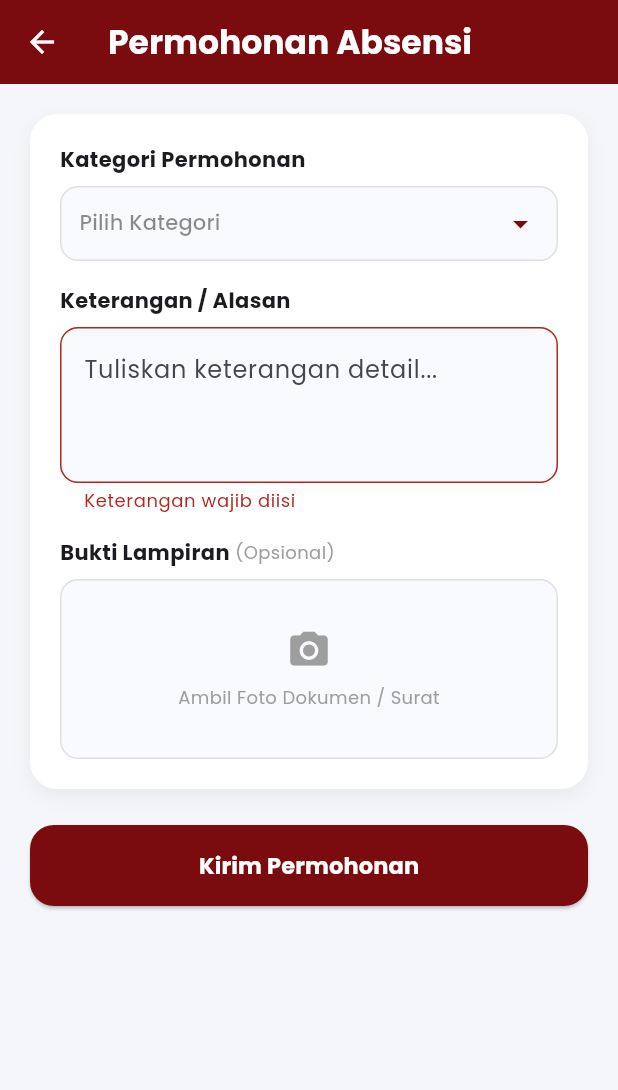
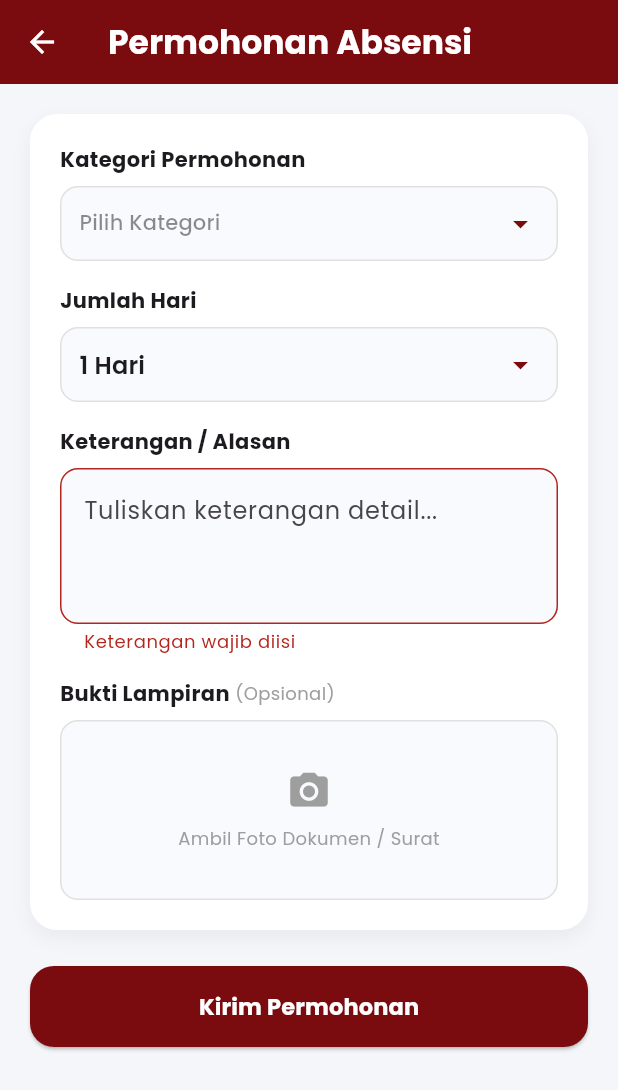
Before and after one commit to bondanchuk/absenkpukepri, a Flutter app: the PengajuanPage screen opened directly with empty values, after a tap on "Kirim Permohonan", on a phone screen of 412 x 824 dp. Shown: the top 1090 px of the screen. Run offline on Flutter 3.47's test engine with Material 3 defaults, Android fonts, the phone set to English and light mode, and no system bars; our stand-ins replace cloud_firestore, firebase_auth, firebase_core, flutter_image_compress, geolocator, google_fonts and 2 more; accounts and stored records are empty.

Commit message:
Update Pengajuan Ijin

```diff
--- a/lib/home_page.dart
+++ b/lib/home_page.dart
@@ -411,7 +411,7 @@ class _HomePageState extends State<HomePage> {
                             crossAxisAlignment: CrossAxisAlignment.start,
                             children: [
                               const Text(
-                                "Status Hari Ini",
+                                "Kehadiran Hari ini",
                                 style: TextStyle(
                                   fontSize: 16,
                                   fontWeight: FontWeight.bold,
--- a/lib/pengajuan_page.dart
+++ b/lib/pengajuan_page.dart
@@ -22,6 +22,14 @@ class _PengajuanPageState extends State<PengajuanPage> {
 
   String? _selectedType;
   final TextEditingController _reasonController = TextEditingController();
+
+  // ✅ Menggunakan variabel integer untuk dropdown jumlah hari (Default 1 Hari)
+  int _selectedDays = 1;
+  final List<int> _daysList = List.generate(
+    30,
+    (index) => index + 1,
+  ); // Pilihan 1-30 hari
+
   File? _attachmentPreview;
 
   final List<String> _kategori = ["Izin", "Sakit", "Perjalanan Dinas"];
@@ -64,13 +72,8 @@ class _PengajuanPageState extends State<PengajuanPage> {
     setState(() => _loading = true);
 
     try {
-      final now = DateTime.now();
-      final docId = "${widget.nip}_${DateFormat("yyyyMMdd").format(now)}";
-      final docRef = FirebaseFirestore.instance
-          .collection("attendance")
-          .doc(docId);
-
-      // (Blok validasi pengecekan absen masuk sebelumnya sudah dihapus dari sini)
+      // ✅ Menggunakan nilai dari dropdown langsung
+      int totalDays = _selectedDays;
 
       String? attachmentUrl;
       if (_attachmentPreview != null) {
@@ -82,31 +85,62 @@ class _PengajuanPageState extends State<PengajuanPage> {
         }
       }
 
-      // Simpan ke Firestore dan HAPUS data absen masuk/pulang jika ada
-      await docRef.set({
+      // Menggunakan WriteBatch untuk menyimpan data dalam beberapa hari sekaligus
+      WriteBatch batch = FirebaseFirestore.instance.batch();
+      final now = DateTime.now();
+
+      // Looping sebanyak jumlah hari yang diajukan
+      for (int i = 0; i < totalDays; i++) {
+        final targetDate = now.add(
+          Duration(days: i),
+        ); // Tambahkan hari (0 = hari ini, 1 = besok, dst)
+        final docId =
+            "${widget.nip}_${DateFormat("yyyyMMdd").format(targetDate)}";
+        final docRef = FirebaseFirestore.instance
+            .collection("attendance")
+            .doc(docId);
+
+        // Tambahkan perintah set ke dalam batch
+        batch.set(docRef, {
           "nip": widget.nip,
-        "date": DateFormat("yyyy-MM-dd").format(now),
+          "date": DateFormat("yyyy-MM-dd").format(targetDate),
           "status": _selectedType,
           "reason": _reasonController.text.trim(),
           "attachmentUrl": attachmentUrl,
           "createdAt": FieldValue.serverTimestamp(),
 
-        // Menghapus field absensi reguler secara paksa
+          // Menghapus field absensi reguler secara paksa (jika ada data yang telanjur masuk)
           "checkInTime": FieldValue.delete(),
           "checkInLoc": FieldValue.delete(),
+          "checkInLat": FieldValue.delete(),
+          "checkInLng": FieldValue.delete(),
+          "distanceIn": FieldValue.delete(),
           "checkInImageUrl": FieldValue.delete(),
+          "checkInSelfieUrl": FieldValue.delete(),
+
           "checkOutTime": FieldValue.delete(),
           "checkOutLoc": FieldValue.delete(),
+          "checkOutLat": FieldValue.delete(),
+          "checkOutLng": FieldValue.delete(),
+          "distanceOut": FieldValue.delete(),
           "checkOutImageUrl": FieldValue.delete(),
+          "checkOutSelfieUrl": FieldValue.delete(),
+
+          "workMode": FieldValue.delete(),
+          "shift": FieldValue.delete(),
           "performanceReport": FieldValue.delete(),
           "reportSubmitted": FieldValue.delete(),
         }, SetOptions(merge: true));
+      }
+
+      // Eksekusi (Commit) seluruh perulangan hari ke Firestore sekaligus
+      await batch.commit();
 
       if (!mounted) return;
       ScaffoldMessenger.of(context).showSnackBar(
         SnackBar(
           content: Text(
-            "✅ Permohonan $_selectedType berhasil dikirim! Absensi hari ini telah disesuaikan.",
+            "✅ Permohonan $_selectedType selama $totalDays hari berhasil dikirim!",
           ),
         ),
       );
@@ -199,6 +233,53 @@ class _PengajuanPageState extends State<PengajuanPage> {
                               .toList(),
                           onChanged: (val) {
                             setState(() => _selectedType = val);
+                          },
+                        ),
+                      ),
+                    ),
+                    const SizedBox(height: 16),
+
+                    // ✅ DROPDOWN BARU: JUMLAH HARI
+                    const Text(
+                      "Jumlah Hari",
+                      style: TextStyle(
+                        fontWeight: FontWeight.bold,
+                        fontSize: 14,
+                      ),
+                    ),
+                    const SizedBox(height: 8),
+                    Container(
+                      padding: const EdgeInsets.symmetric(horizontal: 12),
+                      decoration: BoxDecoration(
+                        color: const Color(0xFFF8FAFD),
+                        borderRadius: BorderRadius.circular(12),
+                        border: Border.all(color: Colors.grey.shade300),
+                      ),
+                      child: DropdownButtonHideUnderline(
+                        child: DropdownButton<int>(
+                          isExpanded: true,
+                          value: _selectedDays,
+                          icon: const Icon(
+                            Icons.arrow_drop_down,
+                            color: Color(0xFF7A0C10),
+                          ),
+                          items: _daysList
+                              .map(
+                                (day) => DropdownMenuItem<int>(
+                                  value: day,
+                                  child: Text(
+                                    "$day Hari",
+                                    style: const TextStyle(
+                                      fontWeight: FontWeight.w600,
+                                    ),
+                                  ),
+                                ),
+                              )
+                              .toList(),
+                          onChanged: (val) {
+                            if (val != null) {
+                              setState(() => _selectedDays = val);
+                            }
                           },
                         ),
                       ),
```
Also changed, not shown: lib/checkin_page.dart (+27 -21 lines), lib/checkout_page.dart (+26 -28 lines). Lines whose indentation alone changed are shown as unchanged.
